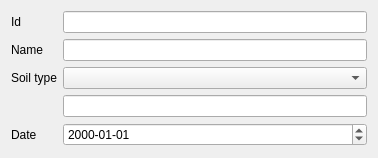
The window that layerforms/soil_map_dialog.ui (rita-tools/IdrAgraTools) describes before a commit, drawn with Qt 5.
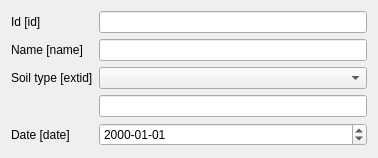
The same window after the commit. Custom widgets are drawn as their Qt base class.

Patch:
```diff
--- a/layerforms/soil_map_dialog.ui
+++ b/layerforms/soil_map_dialog.ui
@@ -20,7 +20,7 @@
       <string>Unique feature identifier</string>
      </property>
      <property name="text">
-      <string>Id</string>
+      <string>Id [id]</string>
      </property>
     </widget>
    </item>
@@ -40,7 +40,7 @@
       <string>The name of the link</string>
      </property>
      <property name="text">
-      <string>Name</string>
+      <string>Name [name]</string>
      </property>
     </widget>
    </item>
@@ -57,7 +57,7 @@
       <string>The feature id of the inlet node</string>
      </property>
      <property name="text">
-      <string>Soil type</string>
+      <string>Soil type [extid]</string>
      </property>
     </widget>
    </item>
@@ -77,7 +77,7 @@
       <string>The feature id of the inlet node</string>
      </property>
      <property name="text">
-      <string>Date</string>
+      <string>Date [date]</string>
      </property>
     </widget>
    </item>
```
